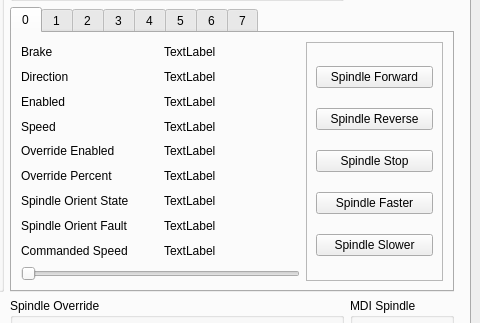
jethornton/flexgui, file examples/testgui/multi-spindle.ui: the form before one commit; both pictures show x 378 to 858 and y 340 to 663 of the 858 by 859 pixel window.
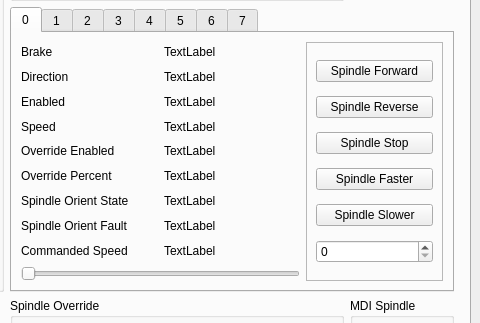
The form after the commit.

Patch:
```diff
--- a/examples/testgui/multi-spindle.ui
+++ b/examples/testgui/multi-spindle.ui
@@ -1056,6 +1056,9 @@
                  </property>
                 </widget>
                </item>
+               <item row="5" column="0">
+                <widget class="QSpinBox" name="spindle_speed_0_sb"/>
+               </item>
               </layout>
              </widget>
             </item>
```
Left out of the diff: 237 changed lines with no effect on the pictures.
